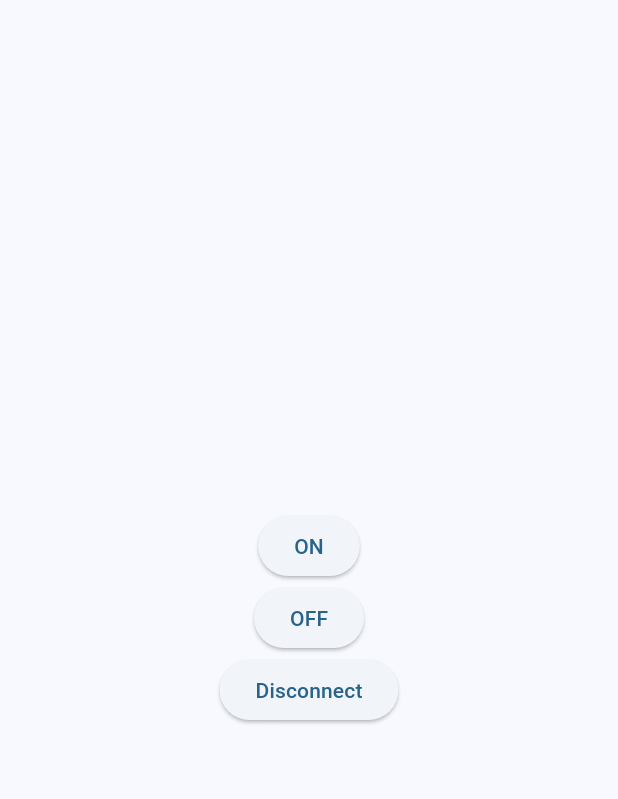
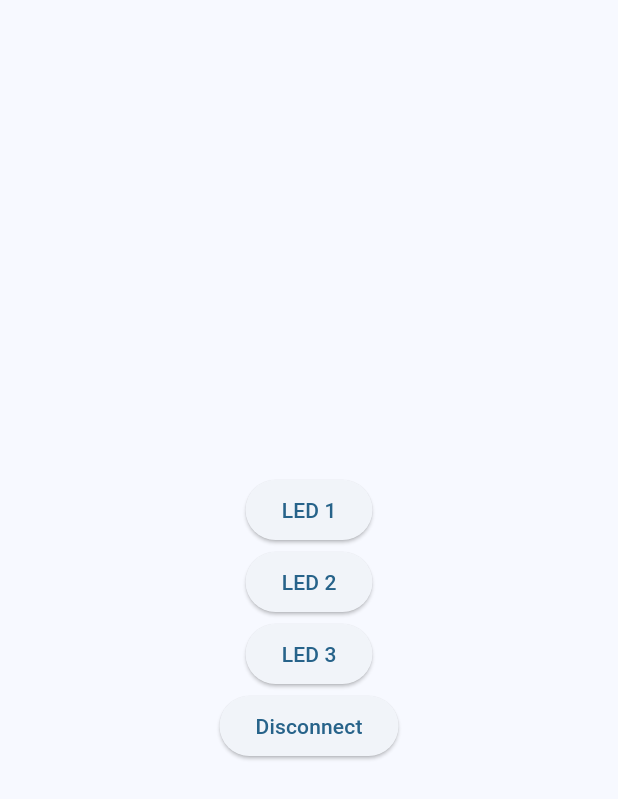
Before and after one commit to HoualefAkram/arduino_with_flutter, a Flutter app: the ConnectedView widget shown alone on an empty page, opened directly, on a phone screen of 412 x 824 dp. Shown: the top 799 px of the screen. Run offline on Flutter 3.47's test engine with Material 3 defaults, Android fonts, the phone set to English and light mode, and no system bars; our stand-ins replace flutter_bloc, flutter_bluetooth_serial.

Commit message:
added 3 leds

```diff
--- a/lib/views/connected_view.dart
+++ b/lib/views/connected_view.dart
@@ -15,13 +15,19 @@ class ConnectedView extends StatelessWidget {
           onPressed: () async {
             context.read<ConnectivityCubit>().sendData("1");
           },
-          child: const Text("ON"),
+          child: const Text("LED 1"),
         ),
         ElevatedButton(
-          onPressed: () {
-            context.read<ConnectivityCubit>().sendData("0");
+          onPressed: () async {
+            context.read<ConnectivityCubit>().sendData("2");
           },
-          child: const Text("OFF"),
+          child: const Text("LED 2"),
+        ),
+        ElevatedButton(
+          onPressed: () async {
+            context.read<ConnectivityCubit>().sendData("3");
+          },
+          child: const Text("LED 3"),
         ),
         ElevatedButton(
           onPressed: () {
```
